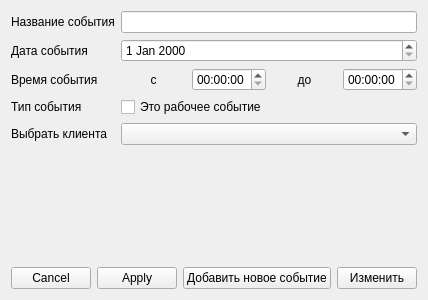
The window that ui/pages/eventdetails.ui (Artem535/PsyClientManager) describes before a commit, drawn with Qt 5.
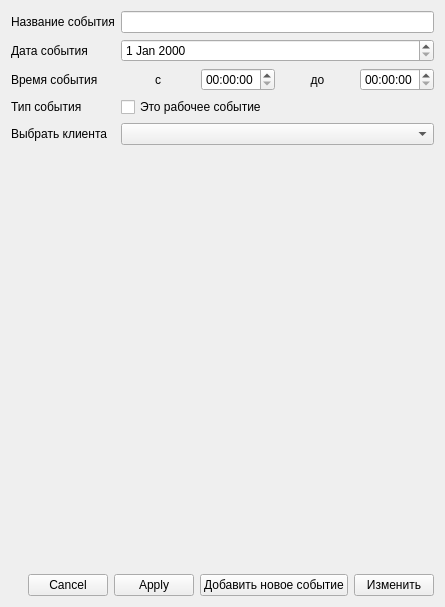
The same window after the commit.

Diff of the .ui file:
```diff
--- a/ui/pages/eventdetails.ui
+++ b/ui/pages/eventdetails.ui
@@ -6,10 +6,16 @@
    <rect>
     <x>0</x>
     <y>0</y>
-    <width>400</width>
-    <height>300</height>
+    <width>445</width>
+    <height>607</height>
    </rect>
   </property>
+  <property name="sizePolicy">
+   <sizepolicy hsizetype="Maximum" vsizetype="Expanding">
+    <horstretch>0</horstretch>
+    <verstretch>0</verstretch>
+   </sizepolicy>
+  </property>
   <property name="windowTitle">
    <string>Детали события</string>
   </property>
@@ -109,6 +115,19 @@
      <item row="4" column="1">
       <widget class="QComboBox" name="mClientComboBox"/>
      </item>
+     <item row="5" column="0">
+      <spacer name="verticalSpacer">
+       <property name="orientation">
+        <enum>Qt::Orientation::Vertical</enum>
+       </property>
+       <property name="sizeHint" stdset="0">
+        <size>
+         <width>20</width>
+         <height>40</height>
+        </size>
+       </property>
+      </spacer>
+     </item>
     </layout>
    </item>
    <item>
```
